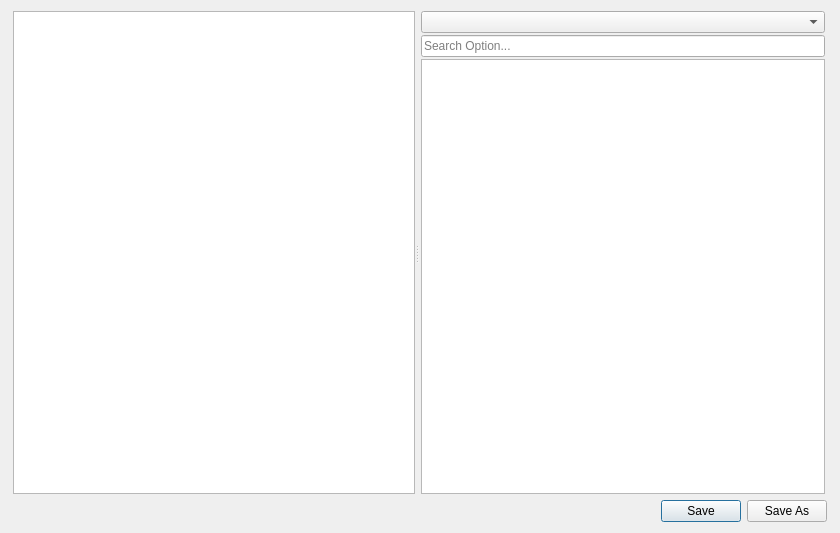
Old version of the form src/option/solveroptionwidget.ui in the repository GAMS-dev/studio.
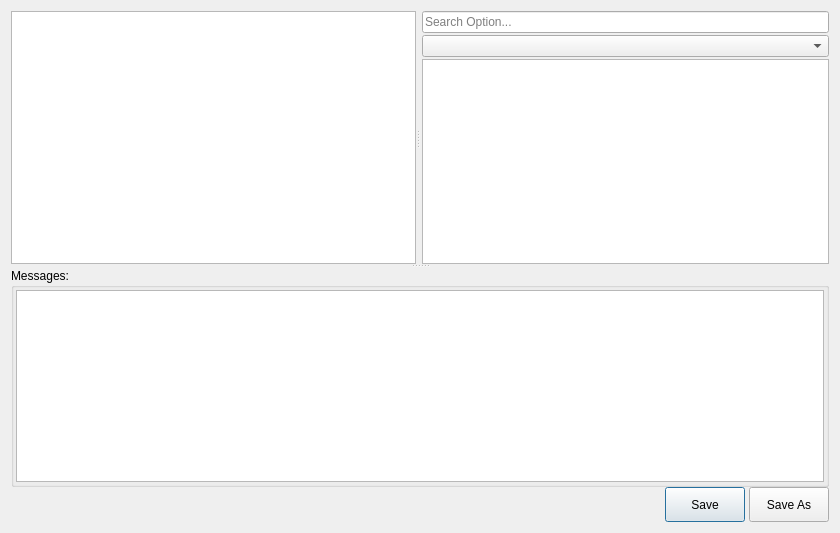
New version of the form.

```diff
--- a/src/option/solveroptionwidget.ui
+++ b/src/option/solveroptionwidget.ui
@@ -16,43 +16,19 @@
   <property name="windowTitle">
    <string>Form</string>
   </property>
-  <layout class="QVBoxLayout" name="verticalLayout">
+  <layout class="QHBoxLayout" name="horizontalLayout">
    <item>
-    <widget class="QWidget" name="solverOptionWidget" native="true">
-     <property name="sizePolicy">
-      <sizepolicy hsizetype="Expanding" vsizetype="Expanding">
-       <horstretch>0</horstretch>
-       <verstretch>0</verstretch>
-      </sizepolicy>
+    <widget class="QSplitter" name="solverOptionVSplitter">
+     <property name="orientation">
+      <enum>Qt::Vertical</enum>
      </property>
-     <layout class="QVBoxLayout" name="verticalLayout_3">
-      <property name="leftMargin">
-       <number>2</number>
-      </property>
-      <property name="topMargin">
-       <number>0</number>
-      </property>
-      <property name="rightMargin">
-       <number>2</number>
-      </property>
-      <property name="bottomMargin">
-       <number>0</number>
-      </property>
-      <item>
-       <widget class="QSplitter" name="solverOptionSplitter">
+     <widget class="QSplitter" name="solverOptionHSplitter">
         <property name="orientation">
          <enum>Qt::Horizontal</enum>
         </property>
-        <widget class="QTableView" name="solverOptionTableView">
-         <property name="dragDropMode">
-          <enum>QAbstractItemView::DropOnly</enum>
-         </property>
-         <property name="defaultDropAction">
-          <enum>Qt::CopyAction</enum>
-         </property>
-        </widget>
+      <widget class="QTableView" name="solverOptionTableView"/>
         <widget class="QWidget" name="solverOptionDefinitionView" native="true">
-         <layout class="QVBoxLayout" name="verticalLayout_2">
+       <layout class="QVBoxLayout" name="verticalLayout_4">
           <property name="spacing">
            <number>2</number>
           </property>
@@ -63,14 +39,11 @@
            <number>0</number>
           </property>
           <property name="rightMargin">
-           <number>2</number>
+         <number>0</number>
           </property>
           <property name="bottomMargin">
            <number>0</number>
           </property>
-          <item>
-           <widget class="QComboBox" name="solverOptionGroup"/>
-          </item>
           <item>
            <widget class="QLineEdit" name="solverOptionSearch">
             <property name="placeholderText">
@@ -78,12 +51,71 @@
             </property>
            </widget>
           </item>
+        <item>
+         <widget class="QComboBox" name="solverOptionGroup"/>
+        </item>
           <item>
            <widget class="QTreeView" name="solverOptionTreeView"/>
           </item>
          </layout>
         </widget>
        </widget>
+     <widget class="QWidget" name="solverOptionMessagewidget" native="true">
+      <property name="sizePolicy">
+       <sizepolicy hsizetype="Expanding" vsizetype="Preferred">
+        <horstretch>0</horstretch>
+        <verstretch>0</verstretch>
+       </sizepolicy>
+      </property>
+      <layout class="QVBoxLayout" name="verticalLayout_2">
+       <property name="spacing">
+        <number>0</number>
+       </property>
+       <property name="leftMargin">
+        <number>0</number>
+       </property>
+       <property name="topMargin">
+        <number>0</number>
+       </property>
+       <property name="rightMargin">
+        <number>0</number>
+       </property>
+       <property name="bottomMargin">
+        <number>0</number>
+       </property>
+       <item>
+        <widget class="QGroupBox" name="solverOptionMessageGroupBox">
+         <property name="title">
+          <string>Messages:</string>
+         </property>
+         <property name="flat">
+          <bool>true</bool>
+         </property>
+         <layout class="QVBoxLayout" name="verticalLayout">
+          <property name="spacing">
+           <number>2</number>
+          </property>
+          <property name="leftMargin">
+           <number>2</number>
+          </property>
+          <property name="topMargin">
+           <number>2</number>
+          </property>
+          <property name="rightMargin">
+           <number>2</number>
+          </property>
+          <property name="bottomMargin">
+           <number>2</number>
+          </property>
+          <item>
+           <widget class="QListView" name="solverOptionMessageView">
+            <property name="sizePolicy">
+             <sizepolicy hsizetype="Expanding" vsizetype="Preferred">
+              <horstretch>0</horstretch>
+              <verstretch>0</verstretch>
+             </sizepolicy>
+            </property>
+           </widget>
       </item>
      </layout>
     </widget>
@@ -98,16 +130,16 @@
      </property>
      <layout class="QHBoxLayout" name="horizontalLayout_5">
       <property name="spacing">
-       <number>6</number>
+           <number>4</number>
       </property>
       <property name="leftMargin">
-       <number>2</number>
+           <number>0</number>
       </property>
       <property name="topMargin">
        <number>0</number>
       </property>
       <property name="rightMargin">
-       <number>2</number>
+           <number>0</number>
       </property>
       <property name="bottomMargin">
        <number>0</number>
@@ -167,6 +199,10 @@
        </widget>
       </item>
      </layout>
+        </widget>
+       </item>
+      </layout>
+     </widget>
     </widget>
    </item>
   </layout>
```
Lines whose indentation alone changed are shown as unchanged.
